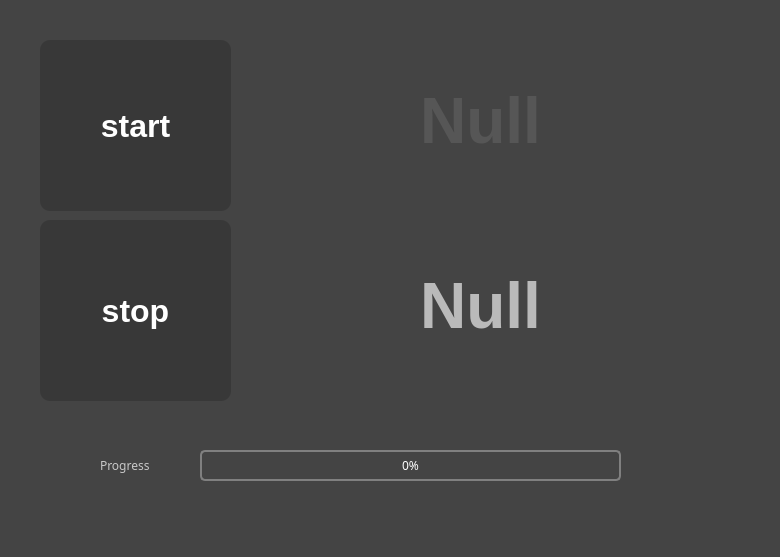
Old version of the form main.ui in the repository safinwb/qtBoilerPlate.
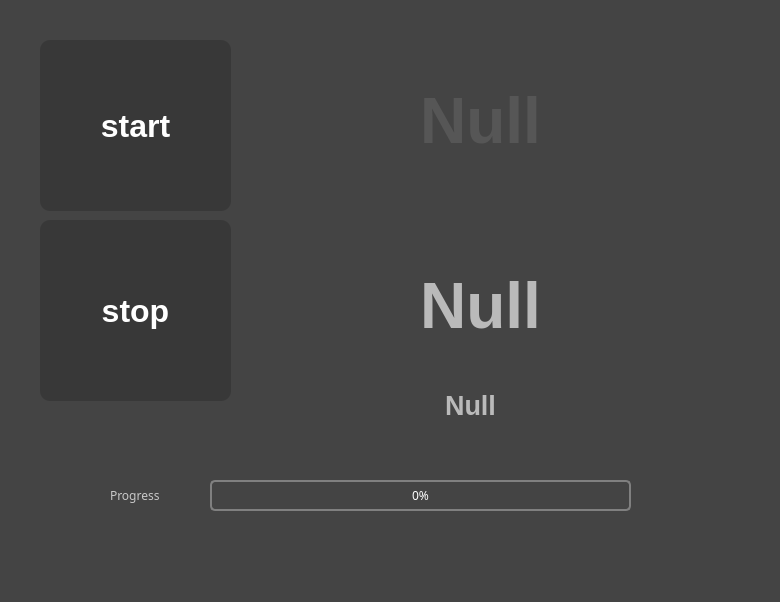
New version of the form.

The edit to the form file:
```diff
--- a/main.ui
+++ b/main.ui
@@ -7,7 +7,7 @@
     <x>0</x>
     <y>0</y>
     <width>780</width>
-    <height>557</height>
+    <height>602</height>
    </rect>
   </property>
   <property name="windowTitle">
@@ -180,8 +180,8 @@
    <widget class="QLabel" name="label_3">
     <property name="geometry">
      <rect>
-      <x>100</x>
-      <y>450</y>
+      <x>110</x>
+      <y>480</y>
       <width>61</width>
       <height>31</height>
      </rect>
@@ -202,8 +202,8 @@
    <widget class="QProgressBar" name="batteryBar">
     <property name="geometry">
      <rect>
-      <x>200</x>
-      <y>450</y>
+      <x>210</x>
+      <y>480</y>
       <width>421</width>
       <height>31</height>
      </rect>
@@ -245,6 +245,36 @@
      <enum>QProgressBar::TopToBottom</enum>
     </property>
    </widget>
+   <widget class="QLabel" name="text_val">
+    <property name="geometry">
+     <rect>
+      <x>400</x>
+      <y>380</y>
+      <width>141</width>
+      <height>51</height>
+     </rect>
+    </property>
+    <property name="font">
+     <font>
+      <family>Ubuntu</family>
+      <pointsize>20</pointsize>
+      <weight>75</weight>
+      <bold>true</bold>
+     </font>
+    </property>
+    <property name="styleSheet">
+     <string notr="true">color: rgb(186, 186, 186);</string>
+    </property>
+    <property name="text">
+     <string>Null</string>
+    </property>
+    <property name="alignment">
+     <set>Qt::AlignCenter</set>
+    </property>
+    <property name="wordWrap">
+     <bool>false</bool>
+    </property>
+   </widget>
   </widget>
   <widget class="QMenuBar" name="menubar">
    <property name="geometry">
```
